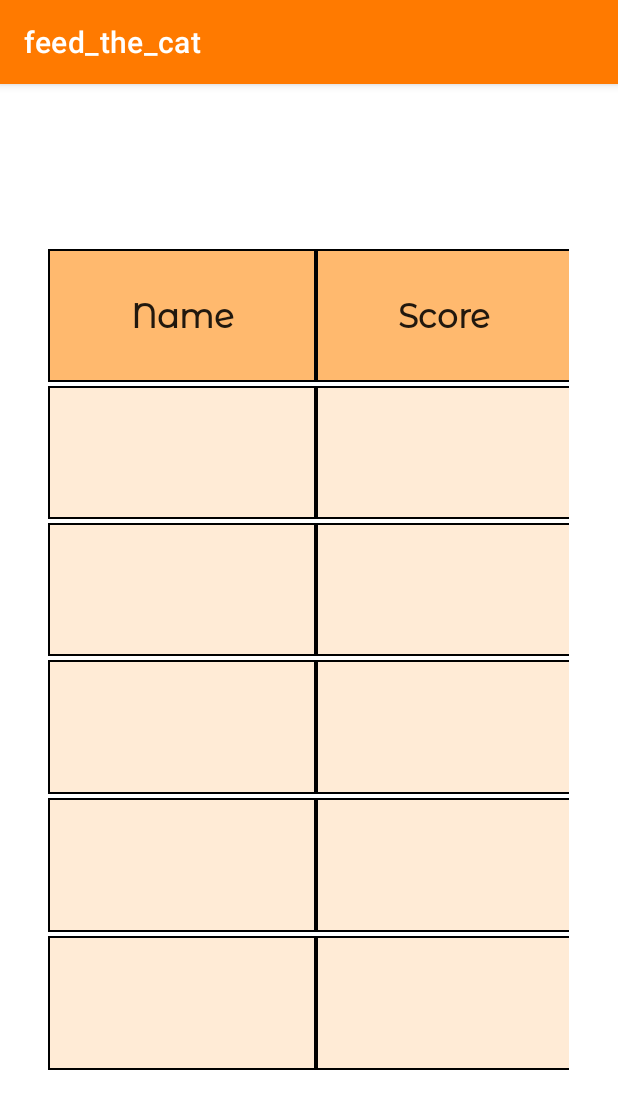
After one commit to suprugafad/feed-the-cat, an Android app: the TableActivity screen opened directly, with no data from a screen before it, on a phone screen of 412 x 824 dp. The commit adds this screen. Shown: the top 1109 px of the screen. Run offline under Robolectric (Android 15) with nearby library versions, the phone set to English and light mode, and no system bars; our stand-ins replace Firebase (no records; nobody signed in at launch, a user with empty details on screens opened directly).

Commit message:
added table with top players and dialog about author

```diff
--- a/app/src/main/AndroidManifest.xml
+++ b/app/src/main/AndroidManifest.xml
@@ -11,7 +11,9 @@
         android:roundIcon="@mipmap/ic_launcher_round"
         android:supportsRtl="true"
         android:theme="@style/Theme.Feed_the_cat">
-
+        <activity
+            android:name=".TableActivity"
+            android:exported="false" />
         <activity
             android:name=".StartActivity"
             android:exported="false" />
--- a/app/src/main/java/by/bsuir/feed_the_cat/MainActivity.java
+++ b/app/src/main/java/by/bsuir/feed_the_cat/MainActivity.java
@@ -27,7 +27,7 @@ public class MainActivity extends AppCompatActivity {
 
     int satiety;
 
-    User user;
+    static User user;
 
     @SuppressLint("SetTextI18n")
     @Override
@@ -79,9 +79,11 @@ public class MainActivity extends AppCompatActivity {
                 startActivity(stActivity);
             }
         };
+
+        user.highScore = satiety;
+
         feedButton.setOnClickListener(oclFeedButton);
         homeButton.setOnClickListener(oclHomeButton);
-
     }
     @Override
     public boolean onCreateOptionsMenu(Menu menu) {
@@ -120,4 +122,8 @@ public class MainActivity extends AppCompatActivity {
         return super.onOptionsItemSelected(item);
     }
 
+    public static User getUser(){
+        return user;
+    }
+
 }
--- a/app/src/main/java/by/bsuir/feed_the_cat/StartActivity.java
+++ b/app/src/main/java/by/bsuir/feed_the_cat/StartActivity.java
@@ -3,6 +3,8 @@ package by.bsuir.feed_the_cat;
 import androidx.annotation.Nullable;
 import androidx.appcompat.app.AppCompatActivity;
 
+import android.annotation.SuppressLint;
+import android.app.Dialog;
 import android.content.Intent;
 import android.os.Bundle;
 import android.view.View;
@@ -32,6 +34,9 @@ public class StartActivity extends AppCompatActivity {
 
     TextView userName;
 
+    User user;
+
+    @SuppressLint("SetTextI18n")
     @Override
     protected void onCreate(Bundle savedInstanceState) {
         super.onCreate(savedInstanceState);
@@ -54,9 +59,17 @@ public class StartActivity extends AppCompatActivity {
         Intent newGameIntent = new Intent(this, RegistrationActivity.class);
         Intent helpIntent = new Intent(this, HelpActivity.class);
         Intent continueIntent = new Intent(this, AuthActivity.class);
+        Intent resultsIntent = new Intent(this, TableActivity.class);
 
         GoogleSignInOptions gso = new GoogleSignInOptions.Builder(GoogleSignInOptions.DEFAULT_SIGN_IN).requestEmail().build();
         mGoogleSignInClient = GoogleSignIn.getClient(this, gso);
+
+        user = MainActivity.getUser();
+
+        if (user != null) {
+            int score = user.highScore;
+            mainResultsValue.setText(Integer.toString(score));
+        }
 
         View.OnClickListener oclButton = new View.OnClickListener() {
             @Override
@@ -68,15 +81,15 @@ public class StartActivity extends AppCompatActivity {
                     case (R.id.continue_button):
                         startActivity(continueIntent);
                         break;
-//                    case (R.id.results_button):
-//
-//                        break;
+                    case (R.id.results_button):
+                        startActivity(resultsIntent);
+                        break;
                     case (R.id.help_button):
                         startActivity(helpIntent);
                         break;
-//                    case (R.id.about_author_button):
-//                        showAuthorWindow();
-//                        break;
+                    case (R.id.about_author_button):
+                        showAuthorWindow();
+                        break;
                 }
             }
         };
@@ -123,17 +136,11 @@ public class StartActivity extends AppCompatActivity {
         }
     }
 
-    //    private void showAuthorWindow() {
-//        AlertDialog.Builder dialog = new AlertDialog.Builder(this);
-//        dialog.setTitle("ЛР №1");
-//        dialog.setMessage("Пойда Александрина 951007");
-//
-//        dialog.setNegativeButton("Ok.", new DialogInterface.OnClickListener() {
-//            @Override
-//            public void onClick(DialogInterface dialogInterface, int i) {
-//                dialogInterface.dismiss();
-//            }
-//        });
-//
-//    }
+    private void showAuthorWindow() {
+        Dialog dialog = new Dialog(this);
+        dialog.setTitle("Task №1");
+        dialog.setContentView(R.layout.dialog_view);
+        TextView text = (TextView) dialog.findViewById(R.id.about_author_text);
+        dialog.show();
+    }
 }
--- /dev/null
+++ b/app/src/main/java/by/bsuir/feed_the_cat/TableActivity.java
@@ -0,0 +1,76 @@
+package by.bsuir.feed_the_cat;
+
+import androidx.annotation.NonNull;
+import androidx.annotation.Nullable;
+import androidx.appcompat.app.AppCompatActivity;
+
+import android.os.Bundle;
+import android.widget.TextView;
+
+import com.google.firebase.database.ChildEventListener;
+import com.google.firebase.database.DataSnapshot;
+import com.google.firebase.database.DatabaseError;
+import com.google.firebase.database.DatabaseReference;
+import com.google.firebase.database.FirebaseDatabase;
+
+import java.util.Map;
+
+public class TableActivity extends AppCompatActivity {
+
+    TextView [] name = new TextView[5];
+    TextView [] highScore = new TextView[5];
+
+    int i;
+
+    @Override
+    protected void onCreate(Bundle savedInstanceState) {
+        super.onCreate(savedInstanceState);
+
+        setContentView(R.layout.activity_table);
+
+        i = 0;
+
+        name[4] = (TextView) findViewById(R.id.table_view_11);
+        name[3] = (TextView) findViewById(R.id.table_view_21);
+        name[2] = (TextView) findViewById(R.id.table_view_31);
+        name[1] = (TextView) findViewById(R.id.table_view_41);
+        name[0] = (TextView) findViewById(R.id.table_view_51);
+
+        highScore[4] = (TextView) findViewById(R.id.table_view_12);
+        highScore[3] = (TextView) findViewById(R.id.table_view_22);
+        highScore[2] = (TextView) findViewById(R.id.table_view_32);
+        highScore[1] = (TextView) findViewById(R.id.table_view_42);
+        highScore[0] = (TextView) findViewById(R.id.table_view_52);
+
+        readUsersFromBd();
+    }
+
+    public void readUsersFromBd(){
+        FirebaseDatabase database = FirebaseDatabase.getInstance();
+        DatabaseReference users = database.getReference("Users");
+
+        users.orderByChild("highScore").limitToLast(5).addChildEventListener(new ChildEventListener() {
+            @Override
+            public void onChildAdded(@NonNull DataSnapshot snapshot, @Nullable String previousChildName) {
+                Map<String, User> currUser = (Map<String, User>) snapshot.getValue();
+                System.out.println(currUser);
+                name[i].setText(String.valueOf(currUser.get("name")));
+                highScore[i].setText(String.valueOf(currUser.get("highScore")));
+                i++;
+            }
+
+            @Override
+            public void onChildChanged(@NonNull DataSnapshot snapshot, @Nullable String previousChildName) { }
+
+            @Override
+            public void onChildRemoved(@NonNull DataSnapshot snapshot) {}
+
+            @Override
+            public void onChildMoved(@NonNull DataSnapshot snapshot, @Nullable String previousChildName) { }
+
+            @Override
+            public void onCancelled(@NonNull DatabaseError error) {}
+
+        });
+    }
+}
--- /dev/null
+++ b/app/src/main/res/layout/activity_table.xml
@@ -0,0 +1,213 @@
+<?xml version="1.0" encoding="utf-8"?>
+
+<TableLayout xmlns:android="http://schemas.android.com/apk/res/android"
+    android:layout_width="350dp"
+    android:layout_height="550dp"
+    android:layout_centerHorizontal="false"
+    android:layout_centerVertical="false"
+    android:layout_gravity="center"
+    android:gravity="center"
+    android:stretchColumns="0,1">
+
+    <TableRow
+        android:id="@+id/table_row_0"
+        android:layout_width="fill_parent"
+        android:layout_height="0dp"
+        android:layout_margin="1dp"
+        android:layout_weight="1"
+        android:background="#000000">
+
+        <TextView
+            android:id="@+id/table_view_01"
+            android:layout_width="wrap_content"
+            android:layout_height="match_parent"
+            android:layout_column="0"
+            android:layout_margin="1dp"
+            android:background="#ffb96e"
+            android:fontFamily="@font/montserrat_alternates"
+            android:gravity="center"
+            android:text="@string/table_raw_name"
+            android:textAppearance="?android:attr/textAppearanceLarge"
+            android:textStyle="bold" />
+
+        <TextView
+            android:id="@+id/table_view_02"
+            android:layout_width="wrap_content"
+            android:layout_height="match_parent"
+            android:layout_column="1"
+            android:layout_margin="1dp"
+            android:background="#ffb96e"
+            android:fontFamily="@font/montserrat_alternates"
+            android:gravity="center"
+            android:text="@string/table_raw_high_score"
+            android:textAppearance="?android:attr/textAppearanceLarge"
+            android:textStyle="bold" />
+    </TableRow>
+
+    <TableRow
+        android:id="@+id/table_row_1"
+        android:layout_width="fill_parent"
+        android:layout_height="0dp"
+        android:layout_margin="1dp"
+        android:layout_weight="1"
+        android:background="#000000">
+
+        <TextView
+            android:id="@+id/table_view_11"
+            android:layout_width="match_parent"
+            android:layout_height="match_parent"
+            android:layout_column="0"
+            android:layout_margin="1dp"
+            android:background="#ffebd6"
+            android:fontFamily="@font/montserrat_alternates"
+            android:gravity="center"
+            android:text=""
+            android:textAppearance="?android:attr/textAppearanceLarge" />
+
+        <TextView
+            android:id="@+id/table_view_12"
+            android:layout_width="wrap_content"
+            android:layout_height="match_parent"
+            android:layout_column="1"
+            android:layout_margin="1dp"
+            android:background="#ffebd6"
+            android:fontFamily="@font/montserrat_alternates"
+            android:gravity="center"
+            android:text=""
+            android:textAppearance="?android:attr/textAppearanceLarge" />
+    </TableRow>
+
+    <TableRow
+        android:id="@+id/table_row_2"
+        android:layout_width="fill_parent"
+        android:layout_height="0dp"
+        android:layout_margin="1dp"
+        android:layout_weight="1"
+        android:background="#000000">
+
+        <TextView
+            android:id="@+id/table_view_21"
+            android:layout_width="match_parent"
+            android:layout_height="match_parent"
+            android:layout_column="0"
+            android:layout_margin="1dp"
+            android:background="#ffebd6"
+            android:fontFamily="@font/montserrat_alternates"
+            android:gravity="center"
+            android:text=""
+            android:textAppearance="?android:attr/textAppearanceLarge" />
+
+        <TextView
+            android:id="@+id/table_view_22"
+            android:layout_width="wrap_content"
+            android:layout_height="match_parent"
+            android:layout_column="1"
+            android:layout_margin="1dp"
+            android:background="#ffebd6"
+            android:fontFamily="@font/montserrat_alternates"
+            android:gravity="center"
+            android:text=""
+            android:textAppearance="?android:attr/textAppearanceLarge" />
+    </TableRow>
+
+    <TableRow
+        android:id="@+id/table_row_3"
+        android:layout_width="fill_parent"
+        android:layout_height="0dp"
+        android:layout_margin="1dp"
+        android:layout_weight="1"
+        android:background="#000000">
+
+        <TextView
+            android:id="@+id/table_view_31"
+            android:layout_width="match_parent"
+            android:layout_height="match_parent"
+            android:layout_column="0"
+            android:layout_margin="1dp"
+            android:background="#ffebd6"
+            android:fontFamily="@font/montserrat_alternates"
+            android:gravity="center"
+            android:text=""
+            android:textAppearance="?android:attr/textAppearanceLarge" />
+
+        <TextView
+            android:id="@+id/table_view_32"
+            android:layout_width="wrap_content"
+            android:layout_height="match_parent"
+            android:layout_column="1"
+            android:layout_margin="1dp"
+            android:background="#ffebd6"
+            android:fontFamily="@font/montserrat_alternates"
+            android:gravity="center"
+            android:text=""
+            android:textAppearance="?android:attr/textAppearanceLarge" />
+    </TableRow>
+
+    <TableRow
+        android:id="@+id/table_row_4"
+        android:layout_width="fill_parent"
+        android:layout_height="0dp"
+        android:layout_margin="1dp"
+        android:layout_weight="1"
+        android:background="#000000">
+
+        <TextView
+            android:id="@+id/table_view_41"
+            android:layout_width="match_parent"
+            android:layout_height="match_parent"
+            android:layout_column="0"
+            android:layout_margin="1dp"
+            android:background="#ffebd6"
+            android:fontFamily="@font/montserrat_alternates"
+            android:gravity="center"
+            android:text=""
+            android:textAppearance="?android:attr/textAppearanceLarge" />
+
+        <TextView
+            android:id="@+id/table_view_42"
+            android:layout_width="wrap_content"
+            android:layout_height="match_parent"
+            android:layout_column="1"
+            android:layout_margin="1dp"
+            android:background="#ffebd6"
+            android:fontFamily="@font/montserrat_alternates"
+            android:gravity="center"
+            android:text=""
+            android:textAppearance="?android:attr/textAppearanceLarge" />
+
+    </TableRow>
+
+    <TableRow
+        android:id="@+id/table_row_5"
+        android:layout_width="fill_parent"
+        android:layout_height="0dp"
+        android:layout_margin="1dp"
+        android:layout_weight="1"
+        android:background="#000000">
+
+        <TextView
+            android:id="@+id/table_view_51"
+            android:layout_width="match_parent"
+            android:layout_height="match_parent"
+            android:layout_column="0"
+            android:layout_margin="1dp"
+            android:background="#ffebd6"
+            android:fontFamily="@font/montserrat_alternates"
+            android:gravity="center"
+            android:text=""
+            android:textAppearance="?android:attr/textAppearanceLarge" />
+
+        <TextView
+            android:id="@+id/table_view_52"
+            android:layout_width="wrap_content"
+            android:layout_height="match_parent"
+            android:layout_column="1"
+            android:layout_margin="1dp"
+            android:background="#ffebd6"
+            android:fontFamily="@font/montserrat_alternates"
+            android:gravity="center"
+            android:text=""
+            android:textAppearance="?android:attr/textAppearanceLarge" />
+    </TableRow>
+
+</TableLayout>
--- /dev/null
+++ b/app/src/main/res/layout/dialog_view.xml
@@ -0,0 +1,19 @@
+<?xml version="1.0" encoding="utf-8"?>
+<LinearLayout xmlns:android="http://schemas.android.com/apk/res/android"
+    xmlns:app="http://schemas.android.com/apk/res-auto"
+    xmlns:tools="http://schemas.android.com/tools"
+    android:layout_width="wrap_content"
+    android:layout_height="wrap_content"
+    tools:ignore="RtlCompat">
+
+    <TextView
+        android:id="@+id/about_author_text"
+        android:layout_width="310dp"
+        android:layout_height="100dp"
+        android:fontFamily="@font/montserrat_alternates"
+        android:gravity="center_vertical"
+        android:text="@string/about_author"
+        android:textAlignment="center"
+        android:textSize="24sp" />
+
+</LinearLayout>
--- a/app/src/main/res/values/strings.xml
+++ b/app/src/main/res/values/strings.xml
@@ -8,7 +8,7 @@
     <string name="name_input">Enter your name:</string>
     <string name="registration_button">GO!</string>
     <string name="start_new">New Game</string>
-    <string name="start_results">Results</string>
+    <string name="start_results">Top Players</string>
     <string name="start_help">Help</string>
     <string name="start_about_author">About Author</string>
     <string name="main_result">Your Result:</string>
@@ -18,5 +18,9 @@
     <string name="button_home_text">Home</string>
     <string name="cat_name">cat</string>
     <string name="continue_btn">Continue</string>
+    <string name="about_author">Laboratory work №1 Poida Alexandrina, group 951007</string>
+    <string name="table_header">Top 5 players</string>
+    <string name="table_raw_name">Name</string>
+    <string name="table_raw_high_score">Score</string>
 
 </resources>
```
